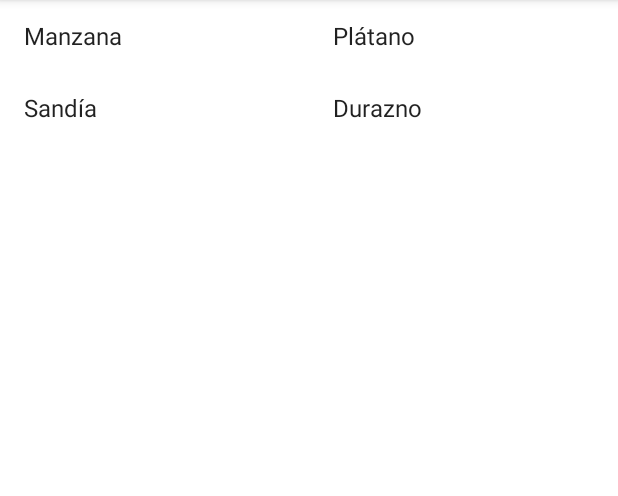
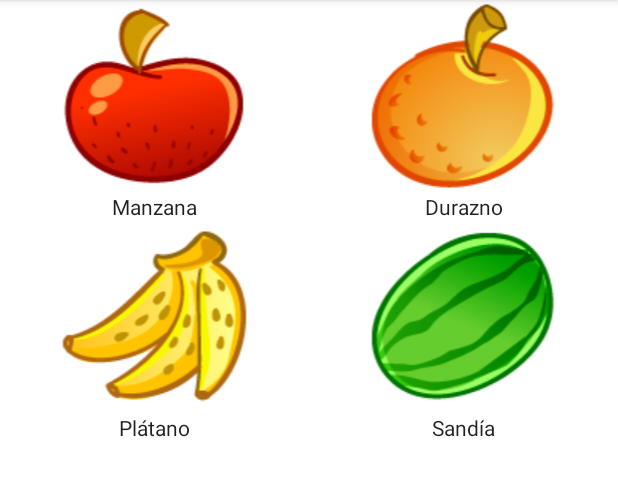
Before and after one commit to marlasantos24/EjemploGridView, an Android app: the screen it shows after launch (MainActivity), after a tap on "Manzana", on a phone screen of 412 x 824 dp, the part 84-580 px from its top. Run offline under Robolectric (Android 15) with nearby library versions, the phone set to English and light mode, and no system bars.

Commit message:
GridView_AdaptadorPersonalizado

```diff
--- /dev/null
+++ b/app/src/main/java/com/example/ejemplogridview/AdaptadorCustom.kt
@@ -0,0 +1,60 @@
+package com.example.ejemplogridview
+
+import android.content.Context
+import android.view.LayoutInflater
+import android.view.View
+import android.view.ViewGroup
+import android.widget.BaseAdapter
+import android.widget.ImageView
+import android.widget.TextView
+import androidx.recyclerview.widget.RecyclerView
+
+class AdaptadorCustom(var context:Context, items:ArrayList<Fruta>): BaseAdapter() {
+
+        var items:ArrayList<Fruta>? = null
+        init {
+            this.items = items
+        }
+
+        override fun getCount(): Int {
+            return items?.count()!!
+        }
+
+        override fun getItem(p0: Int): Any {
+            return items?.get(p0)!!
+        }
+
+        override fun getItemId(p0: Int): Long {
+            return p0.toLong()
+        }
+
+        override fun getView(p0: Int, p1: View?, p2: ViewGroup?): View {
+            var vista = p1
+            var holder:ViewHolder? = null
+
+            if(vista == null){
+                vista = LayoutInflater.from(context).inflate(R.layout.templategrid, null)
+                holder = ViewHolder(vista)
+                vista.tag = holder
+
+            }else{
+                holder = vista.tag as? ViewHolder
+
+            }
+            val item = items?.get(p0) as? Fruta
+            holder?.nombre?.text = item?.nombre
+            holder?.imagen?.setImageResource(item?.imagen!!)
+            return vista!!
+
+        }
+
+        private class ViewHolder(vista:View){
+            var nombre:TextView? = null
+            var imagen:ImageView? = null
+
+            init {
+                nombre = vista.findViewById(R.id.nombre)
+                imagen = vista.findViewById(R.id.imagen)
+            }
+        }
+    }
--- /dev/null
+++ b/app/src/main/java/com/example/ejemplogridview/Fruta.kt
@@ -0,0 +1,10 @@
+package com.example.ejemplogridview
+
+class Fruta(nombre:String, imagen:Int){
+    var nombre:String = ""
+    var imagen:Int = 0
+    init {
+        this.nombre = nombre
+        this.imagen = imagen
+    }
+}
--- a/app/src/main/java/com/example/ejemplogridview/MainActivity.kt
+++ b/app/src/main/java/com/example/ejemplogridview/MainActivity.kt
@@ -12,17 +12,24 @@ class MainActivity : AppCompatActivity() {
         super.onCreate(savedInstanceState)
         setContentView(R.layout.activity_main)
 
-         var frutas= ArrayList<String>()
-        frutas.add("Manzana")
+         var frutas= ArrayList<Fruta>()
+        /*frutas.add("Manzana")
         frutas.add("Plátano")
         frutas.add("Sandía")
-        frutas.add("Durazno")
+        frutas.add("Durazno")*/
+
+        frutas.add(Fruta("Manzana", R.drawable.manzana))
+        frutas.add(Fruta("Durazno", R.drawable.durazno))
+        frutas.add(Fruta("Plátano", R.drawable.platano))
+        frutas.add(Fruta("Sandía", R.drawable.sandia))
+
 
         var grid:GridView = findViewById(R.id.grid)
-        var adaptador = ArrayAdapter<String>(this, android.R.layout.simple_list_item_1, frutas)
+        val adaptador = AdaptadorCustom(this, frutas)
+        // var adaptador = ArrayAdapter<String>(this, android.R.layout.simple_list_item_1, frutas)
         grid.adapter = adaptador
         grid.onItemClickListener = AdapterView.OnItemClickListener { adapterView, view, i, l ->
-            Toast.makeText(this, frutas.get(i), Toast.LENGTH_SHORT).show()
+            Toast.makeText(this, frutas.get(i).nombre, Toast.LENGTH_SHORT).show()
         }
     }
 }
--- /dev/null
+++ b/app/src/main/res/layout/templategrid.xml
@@ -0,0 +1,27 @@
+<?xml version="1.0" encoding="utf-8"?>
+<LinearLayout xmlns:android="http://schemas.android.com/apk/res/android"
+    xmlns:app="http://schemas.android.com/apk/res-auto"
+    android:orientation="vertical"
+    android:layout_width="match_parent"
+    android:layout_height="match_parent">
+
+    <LinearLayout
+        android:layout_width="match_parent"
+        android:layout_height="wrap_content"
+        android:orientation="vertical">
+
+        <ImageView
+            android:id="@+id/imagen"
+            android:layout_width="match_parent"
+            android:layout_height="wrap_content"
+            app:srcCompat="@drawable/durazno" />
+
+        <TextView
+            android:id="@+id/nombre"
+            android:layout_width="match_parent"
+            android:layout_height="wrap_content"
+            android:text="TextView"
+            android:textAlignment="center"
+            android:textAppearance="@style/TextAppearance.AppCompat.Body1" />
+    </LinearLayout>
+</LinearLayout>
```
Also changed, not shown: app/src/main/res/drawable-v24/durazno.png (added), app/src/main/res/drawable-v24/manzana.png (added), app/src/main/res/drawable-v24/platano.png (added), app/src/main/res/drawable-v24/sandia.png (added).
